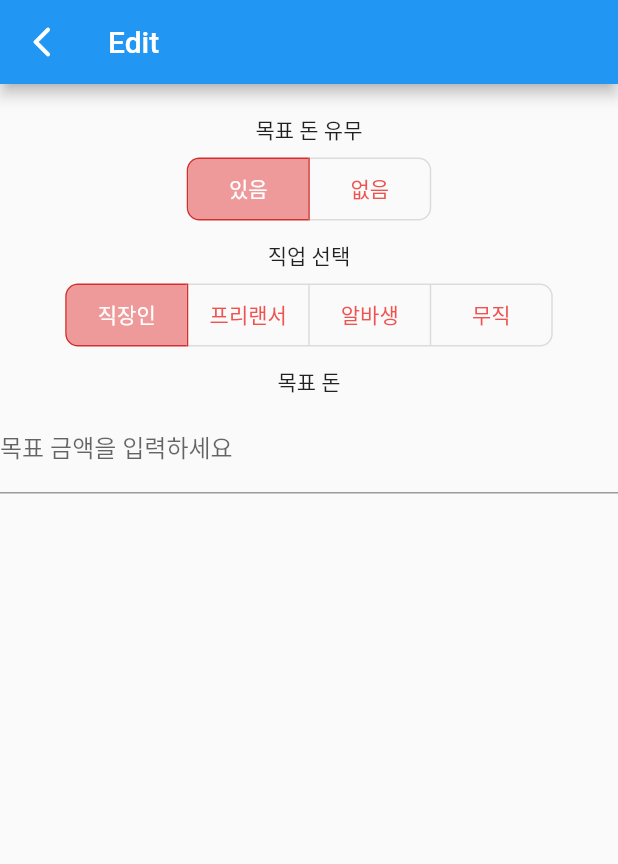
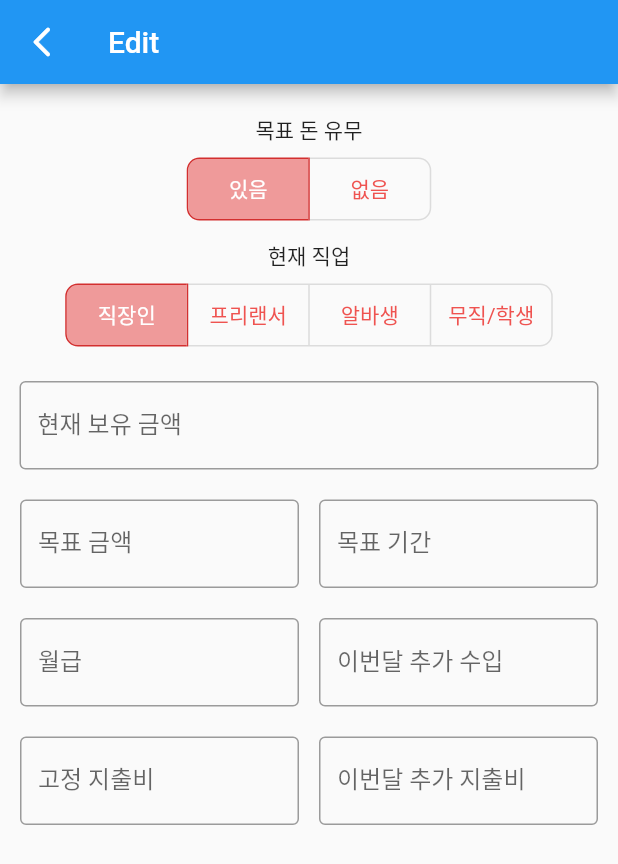
Before and after one commit to ParkKyeongPyo/moneyapp, a Flutter app: the screen it shows after launch, after a tap on the "edit" icon, on a phone screen of 412 x 824 dp. Shown: the top 864 px of the screen. Run offline on Flutter 3.47's test engine with Material 2 defaults, Android fonts, the phone set to English and light mode, and no system bars; our stand-ins replace firebase_auth, firebase_core; accounts and stored records are empty.

```diff
--- a/lib/appbar_route/edit_screen.dart
+++ b/lib/appbar_route/edit_screen.dart
@@ -1,10 +1,17 @@
 import 'package:flutter/material.dart';
+
+import 'edit_widget/edit_company.dart';
+import 'edit_widget/edit_free.dart';
+import 'edit_widget/edit_student.dart';
+import 'edit_widget/edit_target_company.dart';
+import 'edit_widget/edit_target_free.dart';
+import 'edit_widget/edit_target_student.dart';
 
 const List<Widget> jobList = <Widget>[
   Text('직장인'),
   Text('프리랜서'),
   Text('알바생'),
-  Text('무직'),
+  Text('무직/학생'),
 ];
 
 const List<Widget> targetList = <Widget>[
@@ -20,11 +27,19 @@ class EditScreen extends StatefulWidget {
 }
 
 class _EditScreenState extends State<EditScreen> {
+  //왜 final인데도 에러가 없는지 이해가 안된다.
   final List<bool> _selectedJobList = <bool>[true, false, false, false];
   final List<bool> _selectedTargetList = <bool>[true, false];
 
+  var selectedJobIndex = 0;
+  var selectedTargetIndex = 0;
+
   @override
   Widget build(BuildContext context) {
+    final size = MediaQuery.of(context).size;
+    final screenWidth = size.width;
+    final screenHeight = size.height;
+
     return MaterialApp(
       home: Scaffold(
         appBar: AppBar(
@@ -37,7 +52,8 @@ class _EditScreenState extends State<EditScreen> {
           ),
           title: const Text("Edit"),
         ),
-        body: Center(
+        body: SingleChildScrollView(
+          child: Center(
             child: Column(
               children: [
                 const SizedBox(
@@ -53,6 +69,8 @@ class _EditScreenState extends State<EditScreen> {
                       // The button that is tapped is set to true, and the others to false.
                       for (int i = 0; i < _selectedTargetList.length; i++) {
                         _selectedTargetList[i] = i == index;
+
+                        if (i == index) selectedTargetIndex = index;
                       }
                     });
                   },
@@ -71,7 +89,7 @@ class _EditScreenState extends State<EditScreen> {
                 const SizedBox(
                   height: 10,
                 ),
-              const Text('직업 선택'),
+                const Text('현재 직업'),
                 const SizedBox(
                   height: 5,
                 ),
@@ -81,6 +99,8 @@ class _EditScreenState extends State<EditScreen> {
                       // The button that is tapped is set to true, and the others to false.
                       for (int i = 0; i < _selectedJobList.length; i++) {
                         _selectedJobList[i] = i == index;
+
+                        if (i == index) selectedJobIndex = index;
                       }
                     });
                   },
@@ -96,17 +116,36 @@ class _EditScreenState extends State<EditScreen> {
                   isSelected: _selectedJobList,
                   children: jobList,
                 ),
-              const SizedBox(height: 10),
-              const Text('목표 돈'),
-              const SizedBox(height: 5),
-              const TextField(
+                const SizedBox(height: 20),
+                SizedBox(
+                  width: screenWidth - 26,
+                  child: const TextField(
                     keyboardType: TextInputType.number,
                     decoration: InputDecoration(
-                  labelText: '목표 금액을 입력하세요',
+                      border: OutlineInputBorder(),
+                      labelText: '현재 보유 금액',
                     ),
-
-              )
+                  ),
+                ),
+                const SizedBox(height: 20),
+                if (selectedTargetIndex == 0) ...[
+                  if (selectedJobIndex == 2 || selectedJobIndex == 0)
+                    EditTargetCompany(screenWidth: screenWidth)
+                  else if (selectedJobIndex == 1)
+                    EditTargetFree(screenWidth: screenWidth)
+                  else
+                    EditTargetStudent(screenWidth: screenWidth)
+                ] else ...[
+                  if (selectedJobIndex == 2 || selectedJobIndex == 0)
+                    EditCompany(screenWidth: screenWidth)
+                  else if (selectedJobIndex == 1)
+                    EditFree(screenWidth: screenWidth)
+                  else
+                    EditStudent(screenWidth: screenWidth)
                 ],
+                const SizedBox(height: 30),
+              ],
+            ),
           ),
         ),
       ),
--- /dev/null
+++ b/lib/appbar_route/edit_widget/edit_target_company.dart
@@ -0,0 +1,92 @@
+import 'package:flutter/material.dart';
+
+class EditTargetCompany extends StatelessWidget {
+  final double screenWidth;
+
+  const EditTargetCompany({super.key, required this.screenWidth});
+
+  @override
+  Widget build(BuildContext context) {
+    return Column(
+      children: [
+        Row(
+          mainAxisAlignment: MainAxisAlignment.spaceEvenly,
+          children: [
+            SizedBox(
+              width: screenWidth / 2 - 20,
+              child: const TextField(
+                keyboardType: TextInputType.number,
+                decoration: InputDecoration(
+                  border: OutlineInputBorder(),
+                  labelText: '목표 금액',
+                ),
+              ),
+            ),
+            SizedBox(
+              width: screenWidth / 2 - 20,
+              child: const TextField(
+                keyboardType: TextInputType.datetime,
+                decoration: InputDecoration(
+                  border: OutlineInputBorder(),
+                  labelText: '목표 기간',
+                ),
+              ),
+            ),
+          ],
+        ),
+        const SizedBox(height: 20),
+        Row(
+          mainAxisAlignment: MainAxisAlignment.spaceEvenly,
+          children: [
+            SizedBox(
+              width: screenWidth / 2 - 20,
+              child: const TextField(
+                keyboardType: TextInputType.number,
+                decoration: InputDecoration(
+                  border: OutlineInputBorder(),
+                  labelText: '월급',
+                ),
+              ),
+            ),
+            SizedBox(
+              width: screenWidth / 2 - 20,
+              child: const TextField(
+                keyboardType: TextInputType.number,
+                decoration: InputDecoration(
+                  border: OutlineInputBorder(),
+                  labelText: '이번달 추가 수입',
+                ),
+              ),
+            ),
+          ],
+        ),
+        const SizedBox(height: 20),
+        Row(
+          mainAxisAlignment: MainAxisAlignment.spaceEvenly,
+          children: [
+            SizedBox(
+              width: screenWidth / 2 - 20,
+              child: const TextField(
+                keyboardType: TextInputType.number,
+                decoration: InputDecoration(
+                  border: OutlineInputBorder(),
+                  labelText: '고정 지출비',
+                ),
+              ),
+            ),
+            SizedBox(
+              width: screenWidth / 2 - 20,
+              child: const TextField(
+                keyboardType: TextInputType.number,
+                decoration: InputDecoration(
+                  border: OutlineInputBorder(),
+                  labelText: '이번달 추가 지출비',
+                ),
+              ),
+            ),
+          ],
+        ),
+      ],
+    );
+  }
+}
--- a/lib/main.dart
+++ b/lib/main.dart
@@ -1,16 +1,22 @@
 import 'package:flutter/material.dart';
 import 'package:moneyapp/route/home_screen.dart';
 import 'package:moneyapp/route/info_screen.dart';
-import 'package:moneyapp/route/rank_screen.dart';
 
 import 'appbar_route/edit_screen.dart';
-import 'appbar_route/profile_screen.dart';
+import 'package:moneyapp/appbar_route/profile_screen.dart';
 
-void main() {
+import 'package:firebase_core/firebase_core.dart';
+import 'firebase_options.dart';
+import 'package:firebase_auth/firebase_auth.dart';
+
+Future<void> main() async {
   runApp(const MaterialApp(
     title: 'Navigation Basics',
     home: MyApp(),
   ));
+  await Firebase.initializeApp(
+    options: DefaultFirebaseOptions.currentPlatform,
+  );
 }
 
 class MyApp extends StatefulWidget {
@@ -35,7 +41,6 @@ class _MyAppState extends State<MyApp> {
   static List<Widget> pages = <Widget>[
     const HomeScreen(),
     const InfoScreen(),
-    const RankScreen(),
   ];
 
   @override
@@ -58,7 +63,7 @@ class _MyAppState extends State<MyApp> {
               },
             ),
             IconButton(
-              icon: const Icon(Icons.account_circle_rounded),
+              icon: const Icon(Icons.settings),
               tooltip: 'Profile',
               onPressed: () {
                 Navigator.push(
@@ -80,11 +85,7 @@ class _MyAppState extends State<MyApp> {
             ),
             BottomNavigationBarItem(
               icon: Icon(Icons.business),
-              label: 'Info',
-            ),
-            BottomNavigationBarItem(
-              icon: Icon(Icons.school),
-              label: 'Rank',
+              label: '정보',
             ),
           ],
           currentIndex: _selectedIndex,
--- a/pubspec.yaml
+++ b/pubspec.yaml
@@ -35,6 +35,8 @@ dependencies:
   # The following adds the Cupertino Icons font to your application.
   # Use with the CupertinoIcons class for iOS style icons.
   cupertino_icons: ^1.0.2
+  firebase_core: ^2.4.1
+  firebase_auth: ^4.2.5
 
 dev_dependencies:
   flutter_test:
```
Also changed, not shown: lib/appbar_route/edit_widget/edit_company.dart (added, +66 -0 lines), lib/appbar_route/edit_widget/edit_free.dart (added, +66 -0 lines), lib/appbar_route/edit_widget/edit_student.dart (added, +36 -0 lines), lib/appbar_route/edit_widget/edit_target_free.dart (added, +92 -0 lines), lib/appbar_route/edit_widget/edit_target_student.dart (added, +62 -0 lines), lib/appbar_route/profile_screen.dart (+90 -2 lines), lib/appbar_route/profile_widget/login_logic_widget.dart (added, +50 -0 lines), lib/appbar_route/profile_widget/login_screen_widget.dart (added, +90 -0 lines), lib/firebase_options.dart (added), pubspec.lock, 7 other files. Lines whose indentation alone changed are shown as unchanged.
